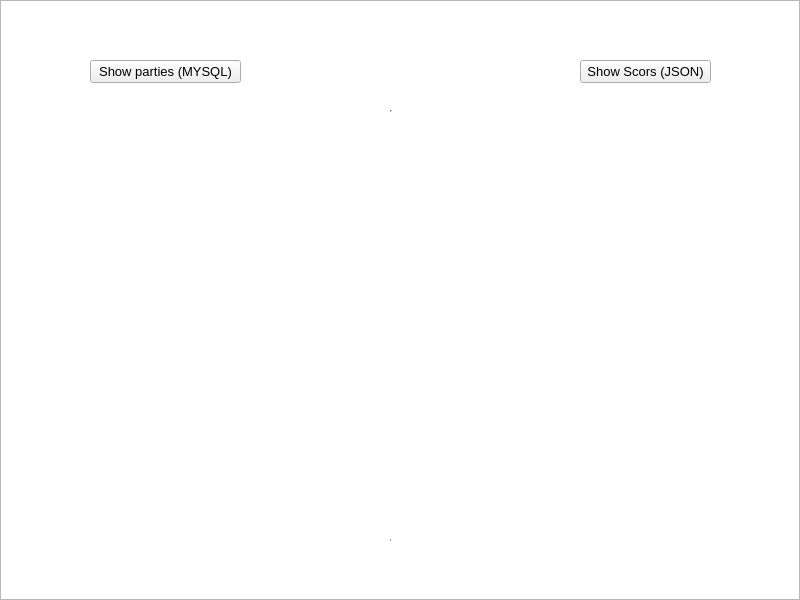
The window that record.ui (LexaLukovka/Volleyball) describes before a commit, drawn with Qt 5.
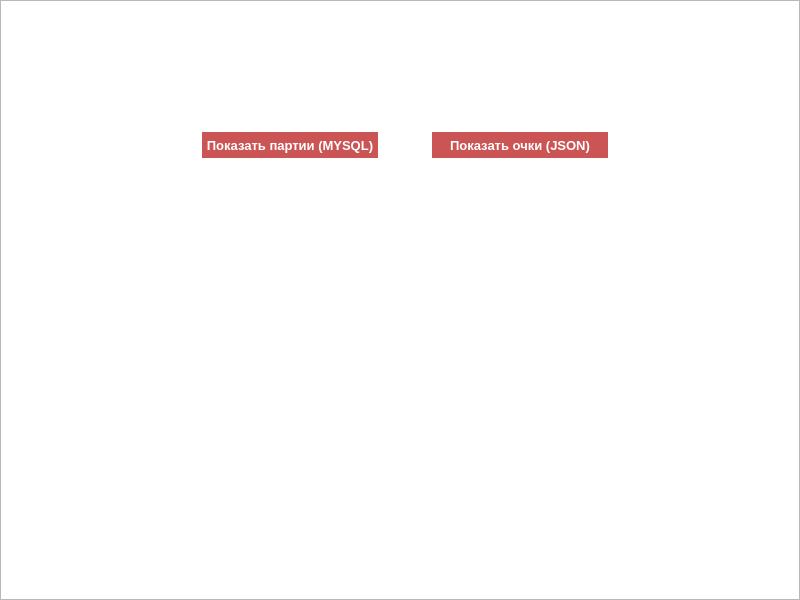
The same window after the commit. Icons and pictures are not drawn.

Diff of the .ui file:
```diff
--- a/record.ui
+++ b/record.ui
@@ -43,57 +43,174 @@
   <widget class="QPushButton" name="show_mysql">
    <property name="geometry">
     <rect>
-     <x>90</x>
-     <y>60</y>
-     <width>151</width>
-     <height>23</height>
+     <x>200</x>
+     <y>130</y>
+     <width>180</width>
+     <height>30</height>
     </rect>
    </property>
    <property name="font">
     <font>
      <pointsize>10</pointsize>
+     <weight>75</weight>
+     <bold>true</bold>
     </font>
    </property>
+   <property name="cursor">
+    <cursorShape>PointingHandCursor</cursorShape>
+   </property>
+   <property name="styleSheet">
+    <string notr="true">background-color: #cb5555;
+border: 2px solid white;
+color: #fff;</string>
+   </property>
    <property name="text">
-    <string>Show parties (MYSQL)</string>
+    <string>Показать партии (MYSQL)</string>
    </property>
   </widget>
   <widget class="QPushButton" name="show_json">
    <property name="geometry">
     <rect>
-     <x>580</x>
-     <y>60</y>
-     <width>131</width>
-     <height>23</height>
+     <x>430</x>
+     <y>130</y>
+     <width>180</width>
+     <height>30</height>
     </rect>
    </property>
    <property name="font">
     <font>
      <pointsize>10</pointsize>
+     <weight>75</weight>
+     <bold>true</bold>
     </font>
    </property>
+   <property name="cursor">
+    <cursorShape>PointingHandCursor</cursorShape>
+   </property>
+   <property name="styleSheet">
+    <string notr="true">background-color: #cb5555;
+border: 2px solid white;
+color: #fff;</string>
+   </property>
    <property name="text">
-    <string>Show Scors (JSON)</string>
+    <string>Показать очки (JSON)</string>
    </property>
   </widget>
   <widget class="QTableView" name="tableView">
+   <property name="enabled">
+    <bool>true</bool>
+   </property>
    <property name="geometry">
     <rect>
-     <x>170</x>
-     <y>110</y>
-     <width>443</width>
-     <height>431</height>
+     <x>200</x>
+     <y>190</y>
+     <width>411</width>
+     <height>321</height>
     </rect>
    </property>
+   <property name="sizePolicy">
+    <sizepolicy hsizetype="Expanding" vsizetype="Expanding">
+     <horstretch>0</horstretch>
+     <verstretch>0</verstretch>
+    </sizepolicy>
+   </property>
+   <property name="font">
+    <font>
+     <family>Segoe UI</family>
+     <pointsize>10</pointsize>
+     <weight>75</weight>
+     <bold>true</bold>
+    </font>
+   </property>
    <property name="layoutDirection">
     <enum>Qt::LeftToRight</enum>
    </property>
+   <property name="autoFillBackground">
+    <bool>false</bool>
+   </property>
+   <property name="styleSheet">
+    <string notr="true">background-color: transparent;
+color: #fff;
+border: 0;</string>
+   </property>
    <property name="frameShape">
-    <enum>QFrame::VLine</enum>
+    <enum>QFrame::NoFrame</enum>
    </property>
    <property name="frameShadow">
-    <enum>QFrame::Sunken</enum>
+    <enum>QFrame::Plain</enum>
    </property>
+   <property name="lineWidth">
+    <number>0</number>
+   </property>
+   <property name="verticalScrollBarPolicy">
+    <enum>Qt::ScrollBarAlwaysOff</enum>
+   </property>
+   <property name="autoScroll">
+    <bool>false</bool>
+   </property>
+   <property name="autoScrollMargin">
+    <number>0</number>
+   </property>
+   <property name="editTriggers">
+    <set>QAbstractItemView::NoEditTriggers</set>
+   </property>
+   <property name="tabKeyNavigation">
+    <bool>false</bool>
+   </property>
+   <property name="showDropIndicator" stdset="0">
+    <bool>false</bool>
+   </property>
+   <property name="dragEnabled">
+    <bool>false</bool>
+   </property>
+   <property name="dragDropOverwriteMode">
+    <bool>false</bool>
+   </property>
+   <property name="alternatingRowColors">
+    <bool>false</bool>
+   </property>
+   <property name="selectionMode">
+    <enum>QAbstractItemView::NoSelection</enum>
+   </property>
+   <property name="textElideMode">
+    <enum>Qt::ElideNone</enum>
+   </property>
+   <property name="showGrid">
+    <bool>false</bool>
+   </property>
+   <property name="gridStyle">
+    <enum>Qt::NoPen</enum>
+   </property>
+   <property name="sortingEnabled">
+    <bool>false</bool>
+   </property>
+   <property name="wordWrap">
+    <bool>true</bool>
+   </property>
+   <property name="cornerButtonEnabled">
+    <bool>false</bool>
+   </property>
+   <attribute name="horizontalHeaderCascadingSectionResizes">
+    <bool>false</bool>
+   </attribute>
+   <attribute name="horizontalHeaderHighlightSections">
+    <bool>false</bool>
+   </attribute>
+   <attribute name="horizontalHeaderShowSortIndicator" stdset="0">
+    <bool>false</bool>
+   </attribute>
+   <attribute name="horizontalHeaderStretchLastSection">
+    <bool>false</bool>
+   </attribute>
+   <attribute name="verticalHeaderVisible">
+    <bool>false</bool>
+   </attribute>
+   <attribute name="verticalHeaderHighlightSections">
+    <bool>false</bool>
+   </attribute>
+   <attribute name="verticalHeaderMinimumSectionSize">
+    <number>5</number>
+   </attribute>
   </widget>
   <widget class="QGraphicsView" name="graphicsView">
    <property name="geometry">
```
Left out of the diff: 2 changed lines with no effect on the pictures.
